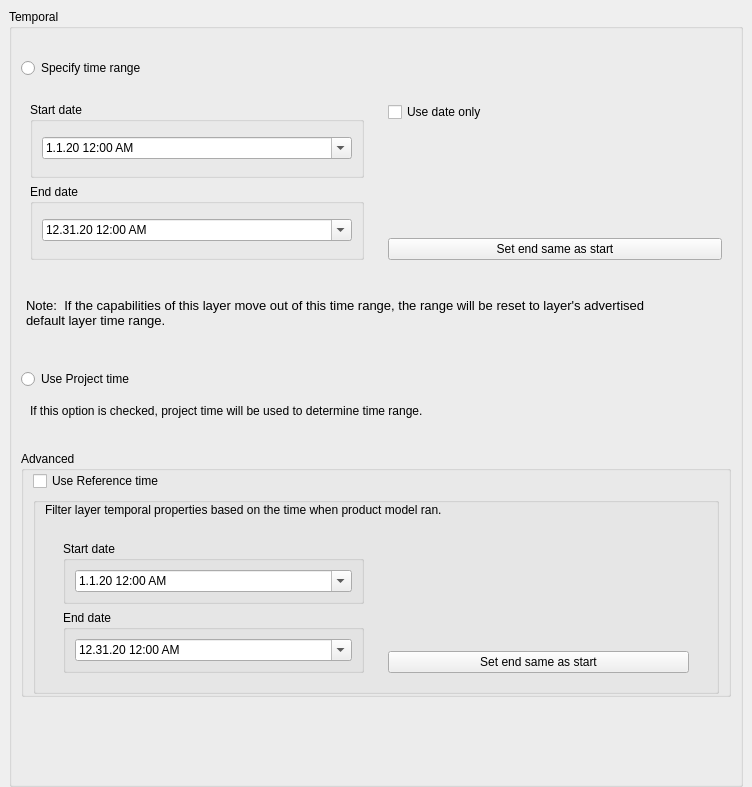
qgis/QGIS, file src/ui/temporalwidgets/qgstemporallayerwidgetbase.ui: the form before one commit.
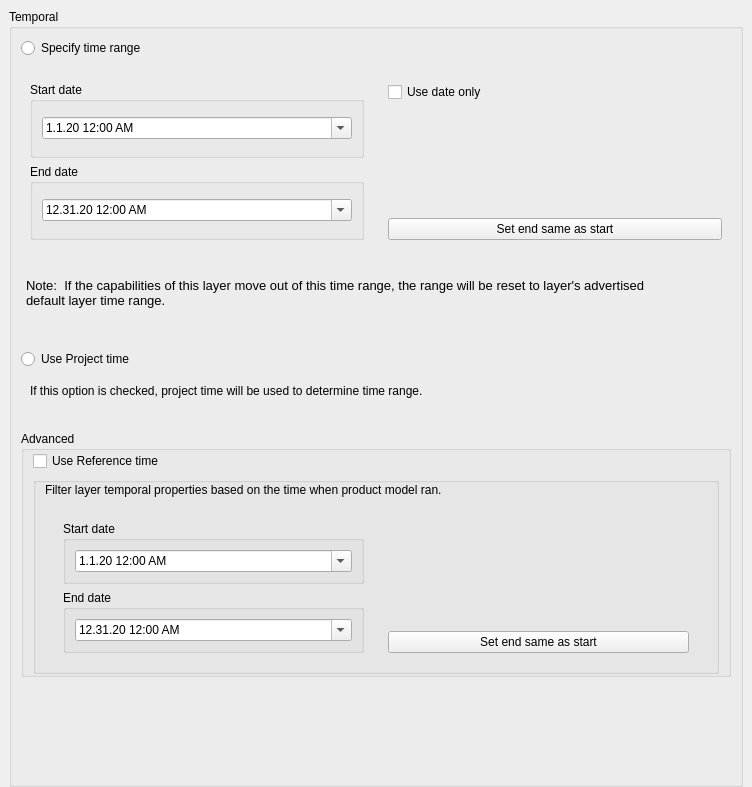
The form after the commit. Custom widgets are drawn as their Qt base class.

Commit message: removed status label in temporal properties

```diff
--- a/src/ui/temporalwidgets/qgstemporallayerwidgetbase.ui
+++ b/src/ui/temporalwidgets/qgstemporallayerwidgetbase.ui
@@ -57,7 +57,7 @@
          </property>
          <property name="styleSheet">
           <string notr="true">QgsCollapsibleGroupBoxBasic::title, QgsCollapsibleGroupBox::title {  subcontrol-origin: margin;  subcontrol-position: top left;  margin-left: 20px;  margin-right: 5px;  left: 0px;  top: 1px;}QgsCollapsibleGroupBoxBasic::title, QgsCollapsibleGroupBox::title {  subcontrol-origin: margin;  subcontrol-position: top left;  margin-left: 20px;  margin-right: 5px;  left: 0px;  top: 1px;}QgsCollapsibleGroupBoxBasic::title, QgsCollapsibleGroupBox::title {  subcontrol-origin: margin;  subcontrol-position: top left;  margin-left: 20px;  margin-right: 5px;  left: 0px;  top: 1px;}QgsCollapsibleGroupBoxBasic::title, QgsCollapsibleGroupBox::title {  subcontrol-origin: margin;  subcontrol-position: top left;  margin-left: 20px;  margin-right: 5px;  left: 0px;  top: 1px;}
-background: white;QgsCollapsibleGroupBoxBasic::title, QgsCollapsibleGroupBox::title {  subcontrol-origin: margin;  subcontrol-position: top left;  margin-left: 20px;  margin-right: 5px;  left: 0px;  top: 1px;}QgsCollapsibleGroupBoxBasic::title, QgsCollapsibleGroupBox::title {  subcontrol-origin: margin;  subcontrol-position: top left;  margin-left: 20px;  margin-right: 5px;  left: 0px;  top: 1px;}QgsCollapsibleGroupBoxBasic::title, QgsCollapsibleGroupBox::title {  subcontrol-origin: margin;  subcontrol-position: top left;  margin-left: 20px;  margin-right: 5px;  left: 0px;  top: 1px;}QgsCollapsibleGroupBoxBasic::title, QgsCollapsibleGroupBox::title {  subcontrol-origin: margin;  subcontrol-position: top left;  margin-left: 20px;  margin-right: 5px;  left: 0px;  top: 1px;}QgsCollapsibleGroupBoxBasic::title, QgsCollapsibleGroupBox::title {  subcontrol-origin: margin;  subcontrol-position: top left;  margin-left: 20px;  margin-right: 5px;  left: 0px;  top: 1px;}QgsCollapsibleGroupBoxBasic::title, QgsCollapsibleGroupBox::title {  subcontrol-origin: margin;  subcontrol-position: top left;  margin-left: 20px;  margin-right: 5px;  left: 0px;  top: 1px;}</string>
+background: white;QgsCollapsibleGroupBoxBasic::title, QgsCollapsibleGroupBox::title {  subcontrol-origin: margin;  subcontrol-position: top left;  margin-left: 20px;  margin-right: 5px;  left: 0px;  top: 1px;}QgsCollapsibleGroupBoxBasic::title, QgsCollapsibleGroupBox::title {  subcontrol-origin: margin;  subcontrol-position: top left;  margin-left: 20px;  margin-right: 5px;  left: 0px;  top: 1px;}QgsCollapsibleGroupBoxBasic::title, QgsCollapsibleGroupBox::title {  subcontrol-origin: margin;  subcontrol-position: top left;  margin-left: 20px;  margin-right: 5px;  left: 0px;  top: 1px;}QgsCollapsibleGroupBoxBasic::title, QgsCollapsibleGroupBox::title {  subcontrol-origin: margin;  subcontrol-position: top left;  margin-left: 20px;  margin-right: 5px;  left: 0px;  top: 1px;}QgsCollapsibleGroupBoxBasic::title, QgsCollapsibleGroupBox::title {  subcontrol-origin: margin;  subcontrol-position: top left;  margin-left: 20px;  margin-right: 5px;  left: 0px;  top: 1px;}QgsCollapsibleGroupBoxBasic::title, QgsCollapsibleGroupBox::title {  subcontrol-origin: margin;  subcontrol-position: top left;  margin-left: 20px;  margin-right: 5px;  left: 0px;  top: 1px;}QgsCollapsibleGroupBoxBasic::title, QgsCollapsibleGroupBox::title {  subcontrol-origin: margin;  subcontrol-position: top left;  margin-left: 20px;  margin-right: 5px;  left: 0px;  top: 1px;}</string>
          </property>
          <property name="title">
           <string>Temporal</string>
@@ -93,20 +93,6 @@
              <number>0</number>
             </property>
             <layout class="QVBoxLayout" name="verticalLayout_11">
-             <item>
-              <widget class="QLabel" name="mRangeLabel">
-               <property name="styleSheet">
-                <string notr="true">color:rgb(46, 52, 54);
-</string>
-               </property>
-               <property name="text">
-                <string/>
-               </property>
-               <property name="alignment">
-                <set>Qt::AlignCenter</set>
-               </property>
-              </widget>
-             </item>
              <item>
               <widget class="QRadioButton" name="mLayerRadioButton">
                <property name="text">
```
The commit also changes 7 other files.
